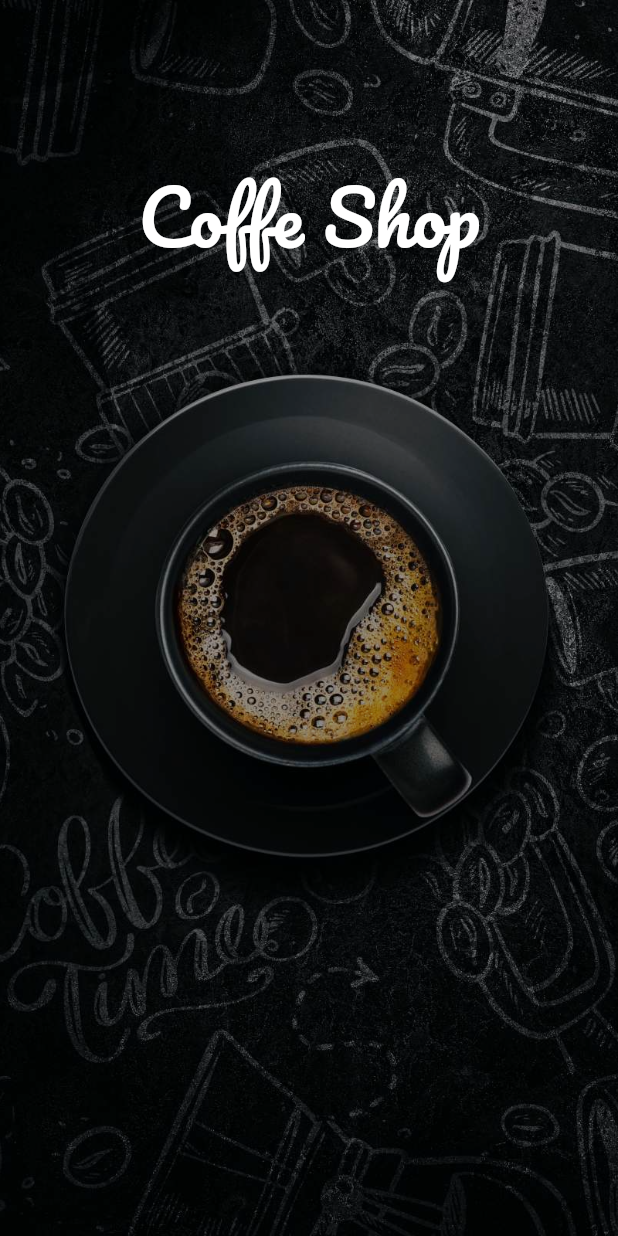
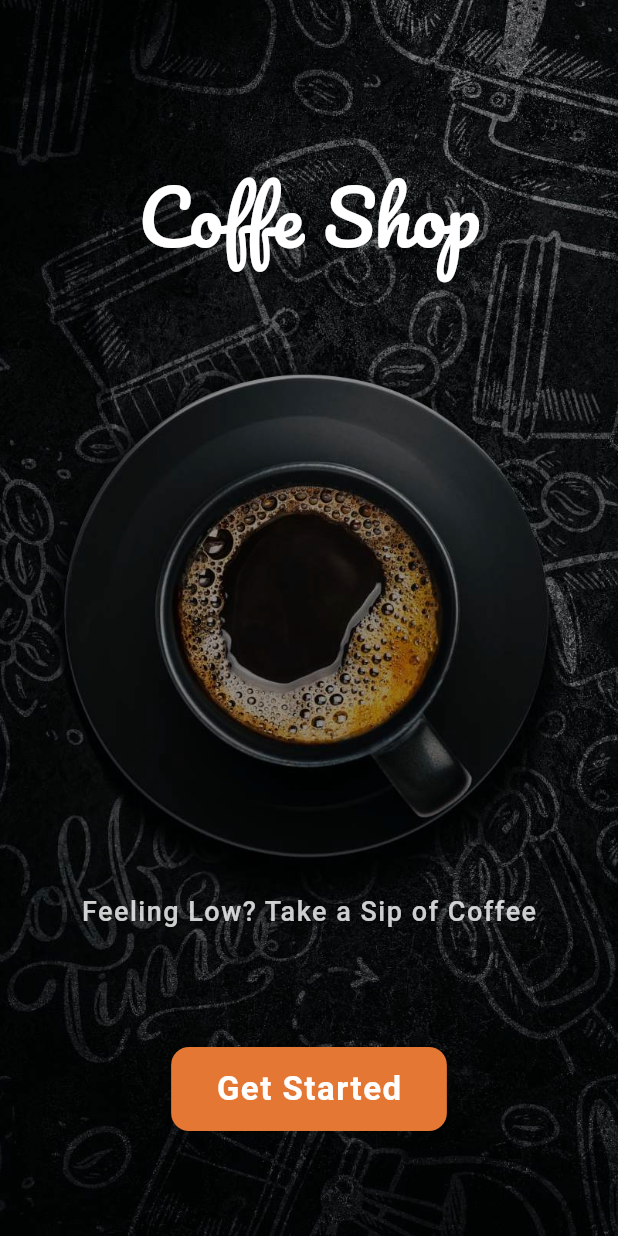
Before and after one commit to loxt/coffe-shop-app, a Flutter app: the screen it shows after launch, on a phone screen of 412 x 824 dp. Run offline on Flutter 3.47's test engine with Material 2 defaults, Android fonts, the phone set to English and light mode, and no system bars; our stand-ins replace google_fonts.

Commit message:
feat: add button to navigate to home page

```diff
--- /dev/null
+++ b/lib/pages/home.dart
@@ -0,0 +1,8 @@
+import 'package:flutter/material.dart';
+
+class HomePage extends StatelessWidget {
+  @override
+  Widget build(BuildContext context) {
+    return const Scaffold();
+  }
+}
--- a/lib/pages/welcome.dart
+++ b/lib/pages/welcome.dart
@@ -1,3 +1,4 @@
+import 'package:coffe_shop_app/pages/home.dart';
 import 'package:flutter/material.dart';
 import 'package:google_fonts/google_fonts.dart';
 
@@ -19,6 +20,51 @@ class WelcomePage extends StatelessWidget {
             Text(
               "Coffe Shop",
               style: GoogleFonts.pacifico(fontSize: 50, color: Colors.white),
+            ),
+            Column(
+              children: [
+                Text(
+                  "Feeling Low? Take a Sip of Coffee",
+                  style: TextStyle(
+                      fontSize: 18,
+                      fontWeight: FontWeight.w500,
+                      letterSpacing: 1,
+                      color: Colors.white.withOpacity(0.8)),
+                ),
+                const SizedBox(
+                  height: 80,
+                ),
+                InkWell(
+                  splashColor: Colors.black,
+                  onTap: () {
+                    Navigator.push(
+                        context,
+                        MaterialPageRoute(
+                          builder: (context) => HomePage(),
+                        ));
+                  },
+                  child: Ink(
+                    child: Container(
+                      padding: const EdgeInsets.symmetric(
+                          vertical: 15, horizontal: 30),
+                      decoration: BoxDecoration(
+                          color: const Color(0xFFE57734),
+                          borderRadius: BorderRadius.circular(12)),
+                      child: const Text(
+                        "Get Started",
+                        style: TextStyle(
+                            color: Colors.white,
+                            fontSize: 22,
+                            fontWeight: FontWeight.bold,
+                            letterSpacing: 1),
+                      ),
+                    ),
+                  ),
+                ),
+                const SizedBox(
+                  height: 30,
+                ),
+              ],
             )
           ],
         ),
```
